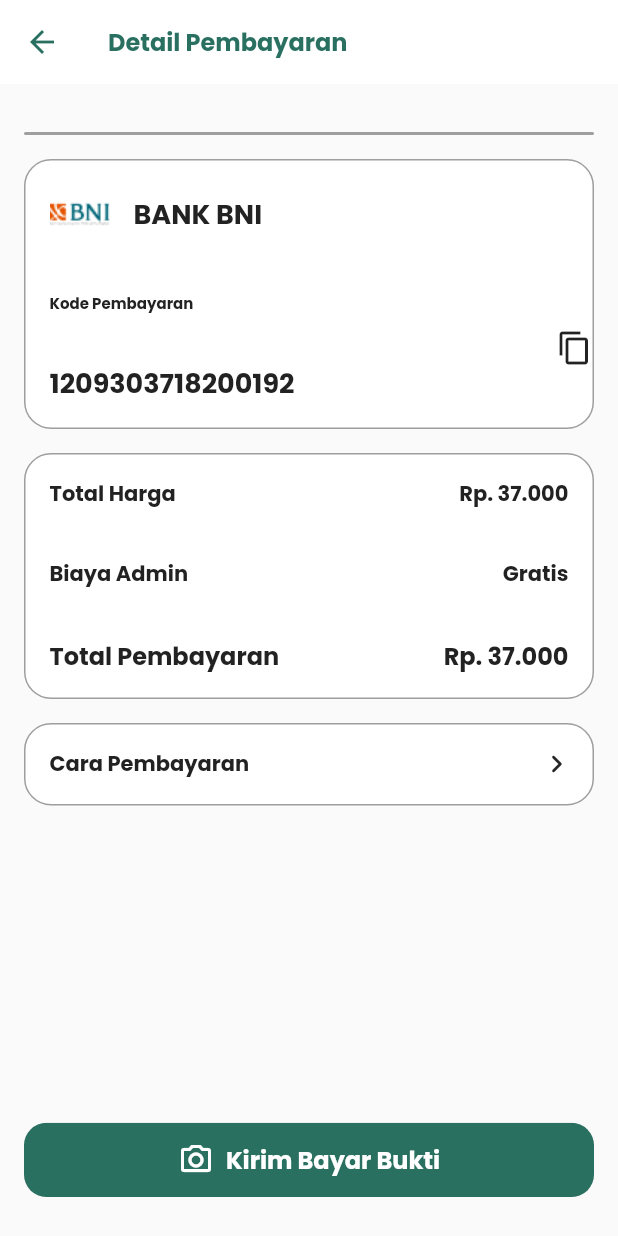
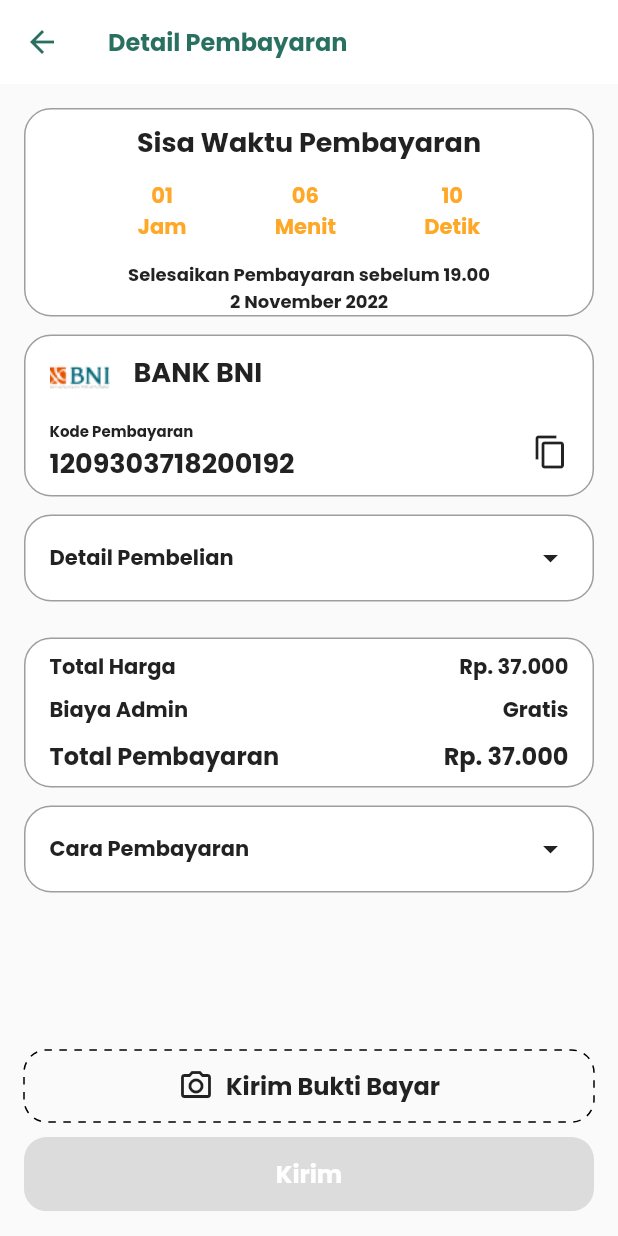
Before and after one commit to Team-20-Alterra/Mobile-Geinterra-Apps, a Flutter app: the DetailPembayaran screen opened by its route, on a phone screen of 412 x 824 dp. Run offline on Flutter 3.47's test engine with Material 2 defaults, Android fonts, the phone set to English and light mode, and no system bars; drawn by our look-alikes of dotted_border; our stand-ins replace dio, email_validator, file_picker, flutter_svg, google_fonts, hexcolor and 1 more; missing offline and left inert: wc_form_validators; accounts and stored records are empty.

Commit message:
Udah fix Register API & Metode Pembayaran

```diff
--- a/lib/providers/register_view_model.dart
+++ b/lib/providers/register_view_model.dart
@@ -21,7 +21,7 @@
   Future<void> register(String name, String email, String phone,
       String password, BuildContext context) async {
     //the user data to be sent
-    Map<String, dynamic> userRegister = {
+    Map<String, String> userRegister = {
       "name": name,
       "email": email,
       "password": password,
--- a/lib/theme.dart
+++ b/lib/theme.dart
@@ -8,6 +8,7 @@
 Color primaryGreen = Color(0xff297061);
 Color primaryGrey = Colors.grey;
 Color button = Color(0xD9D9D9);
+Color primaryEror = Color(0xFFFFA726);
 
 // Bold
 TextStyle heading10 = GoogleFonts.poppins(
@@ -78,3 +79,8 @@
   fontSize: 12,
   fontWeight: FontWeight.w500,
 );
+
+TextStyle medium14pt = GoogleFonts.poppins(
+  fontSize: 14,
+  fontWeight: FontWeight.w500,
+);
--- a/lib/ui/pembayaran/detail/detail_pembayaran.dart
+++ b/lib/ui/pembayaran/detail/detail_pembayaran.dart
@@ -1,21 +1,21 @@
 import 'package:flutter/material.dart';
 import 'package:geinterra_apps/theme.dart';
-import 'package:geinterra_apps/ui/pembayaran/metode/metode_bank.dart';
-import 'package:geinterra_apps/ui/pembayaran/metode/metode_pembayaran.dart';
-import 'package:geinterra_apps/ui/pembayaran/metode/metode_va.dart';
+import 'package:geinterra_apps/ui/pembayaran/detail/widget/navbar_widget.dart';
 
 class DetailPembayaran extends StatefulWidget {
   static const routeName = '/detailpembayaran';
-  const DetailPembayaran({super.key});
+  const DetailPembayaran({Key? key}) : super(key: key);
 
   @override
   State<DetailPembayaran> createState() => _DetailPembayaranState();
 }
 
 class _DetailPembayaranState extends State<DetailPembayaran> {
+  bool isPembayaranshow = false;
+  bool isDetail = false;
+
   @override
   Widget build(BuildContext context) {
-    Size size = MediaQuery.of(context).size;
     return Scaffold(
       appBar: AppBar(
         backgroundColor: Colors.white,
@@ -29,23 +29,16 @@
             Navigator.pop(context);
           },
         ),
-        title: Column(
-          crossAxisAlignment: CrossAxisAlignment.start,
-          children: [
-            Text(
+        title: Text(
           'Detail Pembayaran',
           style: heading6.copyWith(color: primaryGreen),
-            ),
-          ],
         ),
       ),
       body: Padding(
         padding: const EdgeInsets.all(16.0),
-        child: Column(
-          crossAxisAlignment: CrossAxisAlignment.start,
+        child: ListView(
           children: [
-            // Mandiri
-            SizedBox(height: 16.0),
+            // Sisa Waktu
             Container(
               width: double.infinity,
               decoration: BoxDecoration(
@@ -57,36 +50,76 @@
                   Radius.circular(18.0),
                 ),
               ),
-              // child: RadioListTile<String>(
-              //   secondary: Container(
-              //     height: 40,
-              //     width: 40,
-              //     decoration: BoxDecoration(
-              //       borderRadius: BorderRadius.circular(16.0),
-              //       image: DecorationImage(
-              //         image: AssetImage('assets/mandiri.png'),
-              //         fit: BoxFit.contain,
-              //       ),
-              //     ),
-              //   ),
-              //   controlAffinity: ListTileControlAffinity.trailing,
-              //   value: 'Mandiri',
-              //   groupValue: radioValue,
-              //   onChanged: (value) {
-              //     setState(
-              //       () {
-              //         radioValue = value ?? '';
-              //       },
-              //     );
-              //   },
-              //   activeColor: primaryGreen,
-              //   title: Text(
-              //     'Mandiri',
-              //     style: semibold16pt.copyWith(color: textBlack),
-              //   ),
-              // ),
+              child: Padding(
+                padding: EdgeInsets.only(left: 16.0, right: 16.0, top: 8.0),
+                child: Column(
+                  crossAxisAlignment: CrossAxisAlignment.center,
+                  children: [
+                    Text(
+                      'Sisa Waktu Pembayaran',
+                      style: heading8.copyWith(color: textBlack),
                     ),
-            SizedBox(height: 16.0),
+                    SizedBox(
+                      height: 12.0,
+                    ),
+                    Row(
+                      mainAxisAlignment: MainAxisAlignment.spaceEvenly,
+                      children: [
+                        Column(
+                          children: [
+                            Text(
+                              '01',
+                              style: medium14pt.copyWith(color: primaryEror),
+                            ),
+                            Text(
+                              'Jam',
+                              style: medium14pt.copyWith(color: primaryEror),
+                            ),
+                          ],
+                        ),
+                        Column(
+                          children: [
+                            Text(
+                              '06',
+                              style: medium14pt.copyWith(color: primaryEror),
+                            ),
+                            Text(
+                              'Menit',
+                              style: medium14pt.copyWith(color: primaryEror),
+                            ),
+                          ],
+                        ),
+                        Column(
+                          children: [
+                            Text(
+                              '10',
+                              style: medium14pt.copyWith(color: primaryEror),
+                            ),
+                            Text(
+                              'Detik',
+                              style: medium14pt.copyWith(color: primaryEror),
+                            ),
+                          ],
+                        ),
+                      ],
+                    ),
+                    SizedBox(
+                      height: 12.0,
+                    ),
+                    Text(
+                      'Selesaikan Pembayaran sebelum 19.00',
+                      style: medium12pt.copyWith(color: textBlack),
+                    ),
+                    Text(
+                      '2 November 2022',
+                      style: medium12pt.copyWith(color: textBlack),
+                    ),
+                  ],
+                ),
+              ),
+            ),
+            // Metode Pembayaran
+            SizedBox(height: 12.0),
             Container(
               width: double.infinity,
               decoration: BoxDecoration(
@@ -100,10 +133,12 @@
               ),
               child: Column(
                 children: [
+                  // Bank
                   Row(
                     children: [
                       Padding(
-                        padding: const EdgeInsets.all(16.0),
+                        padding:
+                            EdgeInsets.only(left: 16.0, right: 16.0, top: 8.0),
                         child: Container(
                           height: 40,
                           width: 40,
@@ -122,38 +157,76 @@
                       ),
                     ],
                   ),
-                  Row(
+                  Padding(
+                    padding: EdgeInsets.only(
+                        left: 16.0, right: 16.0, top: 8.0, bottom: 8.0),
+                    child: Row(
                       mainAxisAlignment: MainAxisAlignment.spaceBetween,
                       children: [
                         Column(
                           crossAxisAlignment: CrossAxisAlignment.start,
                           children: [
-                          Padding(
-                            padding: const EdgeInsets.all(16.0),
-                            child: Text(
+                            Text(
                               'Kode Pembayaran',
                               style: regular10pt.copyWith(color: textBlack),
                             ),
-                          ),
-                          Padding(
-                            padding: const EdgeInsets.all(16.0),
-                            child: Text(
+                            Text(
                               '1209303718200192',
                               style: semibold18pt.copyWith(color: textBlack),
+                            ),
+                          ],
+                        ),
+                        Icon(
+                          Icons.copy,
+                          size: 24.0,
+                        ),
+                      ],
                     ),
                   ),
                 ],
               ),
+            ),
+            // Detail Pembayaran
+            SizedBox(height: 12.0),
+            InkWell(
+              onTap: () {
+                setState(() {
+                  isDetail = !isDetail;
+                });
+              },
+              child: Container(
+                padding: EdgeInsets.all(16.0),
+                width: double.infinity,
+                decoration: BoxDecoration(
+                  color: Colors.white,
+                  border: Border.all(
+                    color: primaryGrey,
+                  ),
+                  borderRadius: BorderRadius.all(
+                    Radius.circular(18.0),
+                  ),
+                ),
+                child: Row(
+                  mainAxisAlignment: MainAxisAlignment.spaceBetween,
+                  children: [
+                    Text(
+                      'Detail Pembelian',
+                      style: regular14pt.copyWith(color: textBlack),
+                    ),
                     Icon(
-                        Icons.copy_outlined,
+                      Icons.arrow_drop_down,
                       size: 24.0,
                     ),
                   ],
                 ),
-                ],
               ),
             ),
-            SizedBox(height: 16.0),
+            SizedBox(
+              height: 12,
+            ),
+            if (isDetail) buildItem(),
+            // Total Harga
+            SizedBox(height: 12.0),
             Container(
               width: double.infinity,
               decoration: BoxDecoration(
@@ -167,68 +240,68 @@
               ),
               child: Column(
                 children: [
-                  Row(
+                  Padding(
+                    padding: EdgeInsets.only(left: 16.0, right: 16.0, top: 8.0),
+                    child: Row(
                       mainAxisAlignment: MainAxisAlignment.spaceBetween,
                       children: [
-                      Padding(
-                        padding: const EdgeInsets.all(16.0),
-                        child: Text(
+                        Text(
                           'Total Harga',
                           style: regular14pt.copyWith(color: textBlack),
                         ),
+                        Text(
+                          'Rp. 37.000',
+                          style: regular14pt.copyWith(color: textBlack),
+                        ),
+                      ],
+                    ),
                   ),
                   Padding(
-                        padding: const EdgeInsets.all(16.0),
-                        child: Text(
+                    padding: EdgeInsets.only(left: 16.0, right: 16.0, top: 8.0),
+                    child: Row(
+                      mainAxisAlignment: MainAxisAlignment.spaceBetween,
+                      children: [
+                        Text(
+                          'Biaya Admin',
+                          style: regular14pt.copyWith(color: textBlack),
+                        ),
+                        Text(
+                          'Gratis',
+                          style: regular14pt.copyWith(color: textBlack),
+                        ),
+                      ],
+                    ),
+                  ),
+                  Padding(
+                    padding: EdgeInsets.only(
+                        left: 16.0, right: 16.0, top: 8.0, bottom: 8.0),
+                    child: Row(
+                      mainAxisAlignment: MainAxisAlignment.spaceBetween,
+                      children: [
+                        Text(
+                          'Total Pembayaran',
+                          style: heading6.copyWith(color: textBlack),
+                        ),
+                        Text(
                           'Rp. 37.000',
-                          style: regular14pt.copyWith(color: textBlack),
+                          style: heading6.copyWith(color: textBlack),
+                        ),
+                      ],
                     ),
                   ),
                 ],
               ),
-                  Row(
-                    mainAxisAlignment: MainAxisAlignment.spaceBetween,
-                    children: [
-                      Padding(
-                        padding: const EdgeInsets.all(16.0),
-                        child: Text(
-                          'Biaya Admin',
-                          style: regular14pt.copyWith(color: textBlack),
             ),
-                      ),
-                      Padding(
-                        padding: const EdgeInsets.all(16.0),
-                        child: Text(
-                          'Gratis',
-                          style: regular14pt.copyWith(color: textBlack),
-                        ),
-                      ),
-                    ],
-                  ),
-                  Row(
-                    mainAxisAlignment: MainAxisAlignment.spaceBetween,
-                    children: [
-                      Padding(
-                        padding: const EdgeInsets.all(16.0),
-                        child: Text(
-                          'Total Pembayaran',
-                          style: heading6.copyWith(color: textBlack),
-                        ),
-                      ),
-                      Padding(
-                        padding: const EdgeInsets.all(16.0),
-                        child: Text(
-                          'Rp. 37.000',
-                          style: heading6.copyWith(color: textBlack),
-                        ),
-                      ),
-                    ],
-                  ),
-                ],
-              ),
-            ),
-            SizedBox(height: 16.0),
-            Container(
+            // Cara Pembayaran
+            SizedBox(height: 12.0),
+            InkWell(
+              onTap: () {
+                setState(() {
+                  isPembayaranshow = !isPembayaranshow;
+                });
+              },
+              child: Container(
+                padding: EdgeInsets.all(16.0),
                 width: double.infinity,
                 decoration: BoxDecoration(
                   color: Colors.white,
@@ -242,52 +315,154 @@
                 child: Row(
                   mainAxisAlignment: MainAxisAlignment.spaceBetween,
                   children: [
-                  Padding(
-                    padding: const EdgeInsets.all(16.0),
-                    child: Text(
+                    Text(
                       'Cara Pembayaran',
                       style: regular14pt.copyWith(color: textBlack),
                     ),
-                  ),
-                  IconButton(
-                    icon: Icon(
-                      Icons.chevron_right_rounded,
+                    Icon(
+                      Icons.arrow_drop_down,
                       size: 24.0,
-                    ),
-                    onPressed: () {},
-                  ),
-                ],
-              ),
-            ),
-            Spacer(),
-            Container(
-              margin: const EdgeInsets.symmetric(vertical: 10),
-              width: double.infinity,
-              height: size.height * 0.06,
-              child: ClipRRect(
-                borderRadius: BorderRadius.circular(15),
-                child: ElevatedButton(
-                  onPressed: () {},
-                  style:
-                      ElevatedButton.styleFrom(backgroundColor: primaryGreen),
-                  child: Row(
-                    mainAxisAlignment: MainAxisAlignment.center,
-                    children: [
-                      Icon(
-                        Icons.camera_alt_outlined,
-                        size: 24.0,
-                      ),
-                      SizedBox(
-                        width: 8.0,
-                      ),
-                      Text(
-                        'Kirim Bayar Bukti',
-                        style: semibold16pt.copyWith(color: textWhite),
                     ),
                   ],
                 ),
               ),
             ),
+            SizedBox(
+              height: 12,
+            ),
+            if (isPembayaranshow) buildPembayaran(),
+          ],
+        ),
+      ),
+      bottomNavigationBar: NavbarWidget(),
+    );
+  }
+
+  Widget buildItem() {
+    return Container(
+      width: double.infinity,
+      decoration: BoxDecoration(
+        color: Colors.white,
+        border: Border.all(
+          color: primaryGrey,
+        ),
+        borderRadius: BorderRadius.all(
+          Radius.circular(18.0),
+        ),
+      ),
+      child: Padding(
+        padding: EdgeInsets.all(16.0),
+        child: Column(
+          crossAxisAlignment: CrossAxisAlignment.start,
+          children: [
+            Text(
+              'ITEMS',
+              style: heading6.copyWith(color: textBlack),
+            ),
+            SizedBox(
+              height: 8.0,
+            ),
+            Row(
+              mainAxisAlignment: MainAxisAlignment.spaceBetween,
+              children: [
+                Text(
+                  'Ayam geprek - spesial',
+                  style: regular12pt.copyWith(color: textBlack),
+                ),
+                Text(
+                  'Rp25.000',
+                  style: regular12pt.copyWith(color: textBlack),
+                ),
+              ],
+            ),
+            SizedBox(
+              height: 8.0,
+            ),
+            Text(
+              '1 X Rp25.000',
+              style: regular12pt.copyWith(color: textGrey),
+            ),
+            SizedBox(
+              height: 8.0,
+            ),
+            Row(
+              mainAxisAlignment: MainAxisAlignment.spaceBetween,
+              children: [
+                Text(
+                  'Teh Pucuk',
+                  style: regular12pt.copyWith(color: textBlack),
+                ),
+                Text(
+                  'Rp12.000',
+                  style: regular12pt.copyWith(color: textBlack),
+                ),
+              ],
+            ),
+            SizedBox(
+              height: 8.0,
+            ),
+            Text(
+              '2 X Rp6.000',
+              style: regular12pt.copyWith(color: textGrey),
+            ),
+            SizedBox(
+              height: 8.0,
+            ),
+            Row(
+              mainAxisAlignment: MainAxisAlignment.spaceBetween,
+              children: [
+                Text(
+                  'Total Diskon',
+                  style: regular12pt.copyWith(color: textBlack),
+                ),
+                Text(
+                  '(0)',
+                  style: regular12pt.copyWith(color: textBlack),
+                ),
+              ],
+            ),
+          ],
+        ),
+      ),
+    );
+  }
+
+  Widget buildPembayaran() {
+    return Container(
+      width: double.infinity,
+      decoration: BoxDecoration(
+        color: Colors.white,
+        border: Border.all(
+          color: primaryGrey,
+        ),
+        borderRadius: BorderRadius.all(
+          Radius.circular(18.0),
+        ),
+      ),
+      child: Padding(
+        padding: EdgeInsets.all(16.0),
+        child: Column(
+          crossAxisAlignment: CrossAxisAlignment.start,
+          children: [
+            Row(
+              children: [
+                Text(
+                  '1. Pilih ',
+                  style: regular14pt.copyWith(color: textBlack),
+                ),
+                Text(
+                  'Transfer > Virtual Account Billing',
+                  style: bold.copyWith(color: textBlack),
+                ),
+              ],
+            ),
+            Text(
+              '2. Pilih Rekening Debet > Masukkan nomor Virtual Account 1209303718200192 pada menu Input Baru',
+              style: regular14pt.copyWith(color: textBlack),
+            ),
+            Text(
+              '3. Tagihan yang harus dibayar akan muncul pada layar konfirmasi',
+              style: regular14pt.copyWith(color: textBlack),
             ),
           ],
         ),
--- /dev/null
+++ b/lib/ui/pembayaran/detail/widget/navbar_widget.dart
@@ -0,0 +1,152 @@
+import 'dart:io';
+
+import 'package:flutter/material.dart';
+import 'package:geinterra_apps/theme.dart';
+import 'package:file_picker/file_picker.dart';
+import 'package:geinterra_apps/ui/pembayaran/metode/metode_pembayaran.dart';
+import 'package:dotted_border/dotted_border.dart';
+
+class NavbarWidget extends StatefulWidget {
+  NavbarWidget({super.key});
+
+  @override
+  State<NavbarWidget> createState() => _NavbarWidgetState();
+}
+
+class _NavbarWidgetState extends State<NavbarWidget> {
+  PlatformFile? pickedFile;
+  File? fileToDisplay;
+  bool isLoading = false;
+  bool isButton = true;
+  bool isGambar = false;
+
+  @override
+  Widget build(BuildContext context) {
+    return Container(
+      padding: EdgeInsets.only(left: 16.0, right: 16.0, top: 16.0),
+      // padding: EdgeInsets.all(16.0),
+      width: double.infinity,
+      height: 140.0,
+      child: Column(
+        children: [
+          buildFilePicker(),
+          buttonkirim(),
+        ],
+      ),
+    );
+  }
+
+  Widget buildFilePicker() {
+    FilePickerResult? result;
+    return isLoading
+        ? Center(child: CircularProgressIndicator())
+        : GestureDetector(
+            onTap: () {
+              setState(() {
+                isGambar = !isGambar;
+              });
+              if (isGambar != null) {
+                _pickFile();
+              }
+              result?.files.forEach((element) {
+                print(element.name);
+              });
+            },
+            // onTap: () async {
+            //   _pickFile();
+            //   // setState(() {
+            //   //   result?.files.forEach((element) {
+            //   //     print(element.name);
+            //   //   });
+            //   // });
+            // },
+            child: DottedBorder(
+              dashPattern: [5, 5],
+              radius: Radius.circular(15.0),
+              borderType: BorderType.RRect,
+              child: Padding(
+                padding: EdgeInsets.all(10.0),
+                child: Row(
+                  mainAxisAlignment: MainAxisAlignment.center,
+                  children: [
+                    Icon(
+                      Icons.camera_alt_outlined,
+                      size: 24.0,
+                    ),
+                    SizedBox(
+                      width: 8.0,
+                    ),
+                    Text(
+                      'Kirim Bukti Bayar',
+                      style: semibold16pt.copyWith(color: textBlack),
+                    ),
+                    SizedBox(
+                      height: 8,
+                    ),
+                  ],
+                ),
+              ),
+            ),
+          );
+  }
+
+  void _pickFile() async {
+    setState(() {
+      isLoading = true;
+    });
+    FilePickerResult? result = await FilePicker.platform.pickFiles(
+      type: FileType.custom,
+      allowedExtensions: ['jpg', 'pdf', 'png'],
+    );
+
+    if (result != null) {
+      pickedFile = result.files.first;
+      fileToDisplay = File(pickedFile!.path.toString());
+    }
+
+    setState(() {
+      isLoading = false;
+    });
+
+    if (result == null) {
+      print("No file selected");
+    } else {
+      setState(() {});
+      result?.files.forEach((element) {
+        print(element.name);
+      });
+    }
+  }
+
+  Widget buttonkirim() {
+    Size size = MediaQuery.of(context).size;
+
+    return Container(
+      margin: const EdgeInsets.symmetric(vertical: 10),
+      width: double.infinity,
+      height: size.height * 0.06,
+      child: ClipRRect(
+        borderRadius: BorderRadius.circular(15),
+        child: ElevatedButton(
+          onPressed: pickedFile != null
+              ? () {
+                  if (isButton) {
+                    Navigator.push(
+                      context,
+                      MaterialPageRoute(
+                        builder: (context) => MetodePembayaran(),
+                      ),
+                    );
+                  }
+                }
+              : null,
+          style: ElevatedButton.styleFrom(backgroundColor: primaryGreen),
+          child: Text(
+            'Kirim',
+            style: semibold16pt.copyWith(color: textWhite),
+          ),
+        ),
+      ),
+    );
+  }
+}
--- a/pubspec.yaml
+++ b/pubspec.yaml
@@ -60,7 +60,6 @@
   flutter_lints: ^2.0.0
   http: ^0.13.5
   dotted_border: ^2.0.0+3
-  open_file: ^2.1.1
   file_picker: ^5.2.3
 
 
```
Also changed, not shown: lib/data/remote/api_service.dart (+4 -5 lines), lib/services/register_api.dart (deleted, +0 -78 lines), pubspec.lock. Lines whose indentation alone changed are shown as unchanged.
